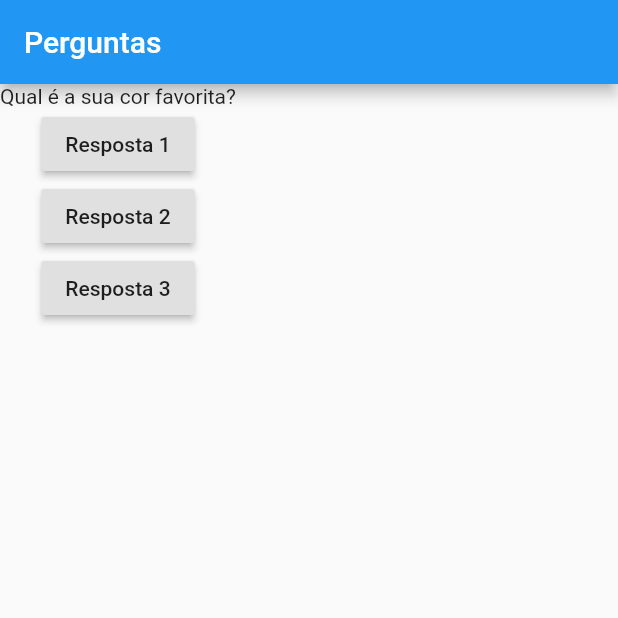
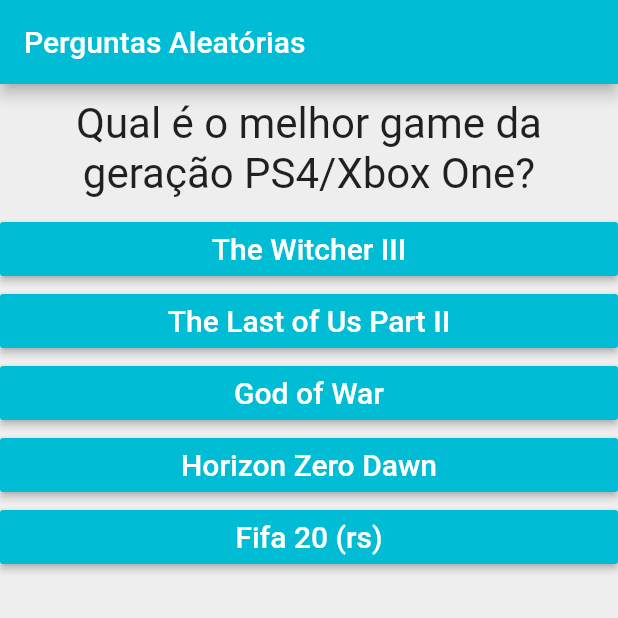
Before and after one commit to fabygiacomini/projeto_perguntas, a Flutter app: the screen it shows after launch, on a phone screen of 412 x 824 dp, the top half of it. Run offline on Flutter 3.47's test engine with Material 2 defaults, Android fonts, the phone set to English and light mode, and no system bars.

Commit message:
Finalizando a aplicacao de questionario

```diff
--- a/lib/main.dart
+++ b/lib/main.dart
@@ -1,53 +1,105 @@
 import 'package:flutter/material.dart';
+import 'package:projeto_perguntas/resultado.dart';
+import './resultado.dart';
+import './questionario.dart';
 
-main() => runApp(PerguntaApp()); // passa ao run o componente nó raiz da aplicação, aquele que vai chamar os demais
+main() => runApp(
+    PerguntaApp()); // passa ao run o componente nó raiz da aplicação, aquele que vai chamar os demais
 
-class _PerguntaAppState extends State<PerguntaApp> { // nome do componente com estado que será gerenciada no generics
+class _PerguntaAppState extends State<PerguntaApp> {
+  // nome do componente com estado que será gerenciada no generics
   var _perguntaSelecionada = 0;
+  var _pontuacaoTotal = 0;
 
-  void _responder() {
+  final List<Map<String, Object>> _perguntas = [
+    // a parte "List<String>" poderia ser suprimida sem problemas (foi alterado o tipo depois)
+    {
+      'texto': 'Qual é o melhor game da geração PS4/Xbox One?',
+      'respostas': [
+        {'texto': 'The Witcher III', 'pontuacao': 10},
+        {'texto': 'The Last of Us Part II', 'pontuacao': 8},
+        {'texto': 'God of War', 'pontuacao': 5},
+        {'texto': 'Horizon Zero Dawn', 'pontuacao': 3},
+        {'texto': 'Fifa 20 (rs)', 'pontuacao': 0},
+      ],
+    },
+    {
+      'texto': 'Qual a série mais viciante?',
+      'respostas': [
+        {'texto': 'The Last Kingdom', 'pontuacao': 10},
+        {'texto': 'Friends', 'pontuacao': 8},
+        {'texto': 'Vikings', 'pontuacao': 5},
+        {'texto': 'Coisa Mais Linda', 'pontuacao': 3},
+        {'texto': 'HIMYM', 'pontuacao': 1},
+      ],
+    },
+    {
+      'texto': 'Qual a banda mais maneira pra escrever na madruga?',
+      'respostas': [
+        {'texto': 'The Strokes', 'pontuacao': 10},
+        {'texto': 'Black Rebel Motorcycle Club', 'pontuacao': 8},
+        {'texto': 'The Killers', 'pontuacao': 5},
+        {'texto': 'Rise Against', 'pontuacao': 3},
+        {'texto': 'The XX', 'pontuacao': 1},
+      ],
+    },
+    {
+      'texto': 'Qual o melhor estilo musical para se ouvir trabalhando?',
+      'respostas': [
+        {'texto': 'Game Soundtracks', 'pontuacao': 10},
+        {'texto': 'Escandinavas', 'pontuacao': 8},
+        {'texto': 'Black Metal', 'pontuacao': 5},
+        {'texto': 'Low Fi', 'pontuacao': 3},
+        {'texto': 'Sertanojo', 'pontuacao': 1},
+      ]
+    }
+  ];
+
+  void _responder(int pontuacao) {
+    if (temPerguntaSelecionada) {
+      setState(() {
+        _perguntaSelecionada++;
+        _pontuacaoTotal += pontuacao;
+      });
+    }
+  }
+
+  void _reiniciarQuestionario() {
     setState(() {
-      _perguntaSelecionada++;
+      _perguntaSelecionada = 0;
+      _pontuacaoTotal = 0;
     });
-    print(_perguntaSelecionada);
+  }
+
+  bool get temPerguntaSelecionada {
+    return _perguntaSelecionada < _perguntas.length;
   }
 
   @override
   Widget build(BuildContext context) {
-    final List<String> perguntas = [ // a parte "List<String>" poderia ser suprimida sem problemas
-      'Qual é a sua cor favorita?',
-      'Qual é o seu animal favorito?',
-    ];
+    // for(var textoResp in respostas) { // abordagem imperativa - se não usasse o map
+    //   widgets.add(Resposta(textoResp, _responder));
+    // }
 
     return MaterialApp(
       home: Scaffold(
+        backgroundColor: Colors.grey[200],
         appBar: AppBar(
-          title: Text('Perguntas'),
+          backgroundColor: Colors.cyan,
+          title: Text('Perguntas Aleatórias'),
         ),
-        body: Column(
-          children: <Widget>[
-            Text(perguntas[_perguntaSelecionada]),
-            RaisedButton(
-              child: Text('Resposta 1'),
-              onPressed: _responder, // sem os parenteses, pois é p passar a função e não invocá-la (referencia)
-            ),
-            RaisedButton(
-              child: Text('Resposta 2'),
-              onPressed: _responder,
-            ),
-            RaisedButton(
-              child: Text('Resposta 3'),
-              onPressed: _responder,
-            ),
-          ],
-        ),
+        body: temPerguntaSelecionada
+            ? Questionario(
+                perguntas: _perguntas,
+                perguntaSelecionada: _perguntaSelecionada,
+                quandoResponder: _responder)
+            : Resultado(_pontuacaoTotal, _reiniciarQuestionario),
       ),
     ); // Certos comentarios são add automaticamente e indica o fim do widget usado ->
   }
 }
 
 class PerguntaApp extends StatefulWidget {
-
   _PerguntaAppState createState() {
     return _PerguntaAppState();
   }
--- /dev/null
+++ b/lib/questao.dart
@@ -0,0 +1,20 @@
+import 'package:flutter/material.dart';
+
+class Questao extends StatelessWidget {
+  final String texto;
+
+  Questao(this.texto); // construtor sendo texto o primeiro parâmetro
+
+  @override
+  Widget build(BuildContext context) {
+    return Container(
+      width: double.infinity,
+      margin: EdgeInsets.all(10), // margin para todos os lados
+      child: Text(
+        texto,
+        style: TextStyle(fontSize: 28),
+        textAlign: TextAlign.center,
+      ),
+    );
+  }
+}
--- /dev/null
+++ b/lib/questionario.dart
@@ -0,0 +1,40 @@
+import 'package:flutter/material.dart';
+import './questao.dart';
+import './resposta.dart';
+
+class Questionario extends StatelessWidget {
+  final List<Map<String, Object>> perguntas;
+  final int perguntaSelecionada;
+  final void Function(int) quandoResponder;
+
+  Questionario({
+    // construtor nomeado forçando que os parâmetros sejam passados
+    @required this.perguntas,
+    @required this.perguntaSelecionada,
+    @required this.quandoResponder,
+  });
+
+  bool get temPerguntaSelecionada {
+    return perguntaSelecionada < perguntas.length;
+  }
+
+  @override
+  Widget build(BuildContext context) {
+    List<Map<String, Object>> respostas = temPerguntaSelecionada
+        ? perguntas[perguntaSelecionada]['respostas']
+        : null;
+
+    return Container(
+        child: Column(
+      children: <Widget>[
+        Questao(perguntas[perguntaSelecionada]['texto']),
+        ...respostas.map((resp) {
+          return Resposta(
+            resp['texto'],
+            () => quandoResponder(resp['pontuacao']),
+          );
+        }).toList(), // abordagem funcional, // spread operator
+      ],
+    ));
+  }
+}
--- /dev/null
+++ b/lib/resposta.dart
@@ -0,0 +1,23 @@
+import 'package:flutter/material.dart';
+
+class Resposta extends StatelessWidget {
+  final String texto;
+  final void Function() quandoSelecionado;
+
+  Resposta(this.texto, this.quandoSelecionado);
+
+  @override
+  Widget build(BuildContext context) {
+    return Container(
+        width: double.infinity,
+        child: RaisedButton(
+          color: Colors.cyan,
+          textColor: Colors.white,
+          child: Text(
+            texto,
+            style: TextStyle(fontSize: 20),
+          ),
+          onPressed: quandoSelecionado, // chama a função passada como parâmetro
+        ));
+  }
+}
```
Also changed, not shown: lib/resultado.dart (added, +46 -0 lines).
